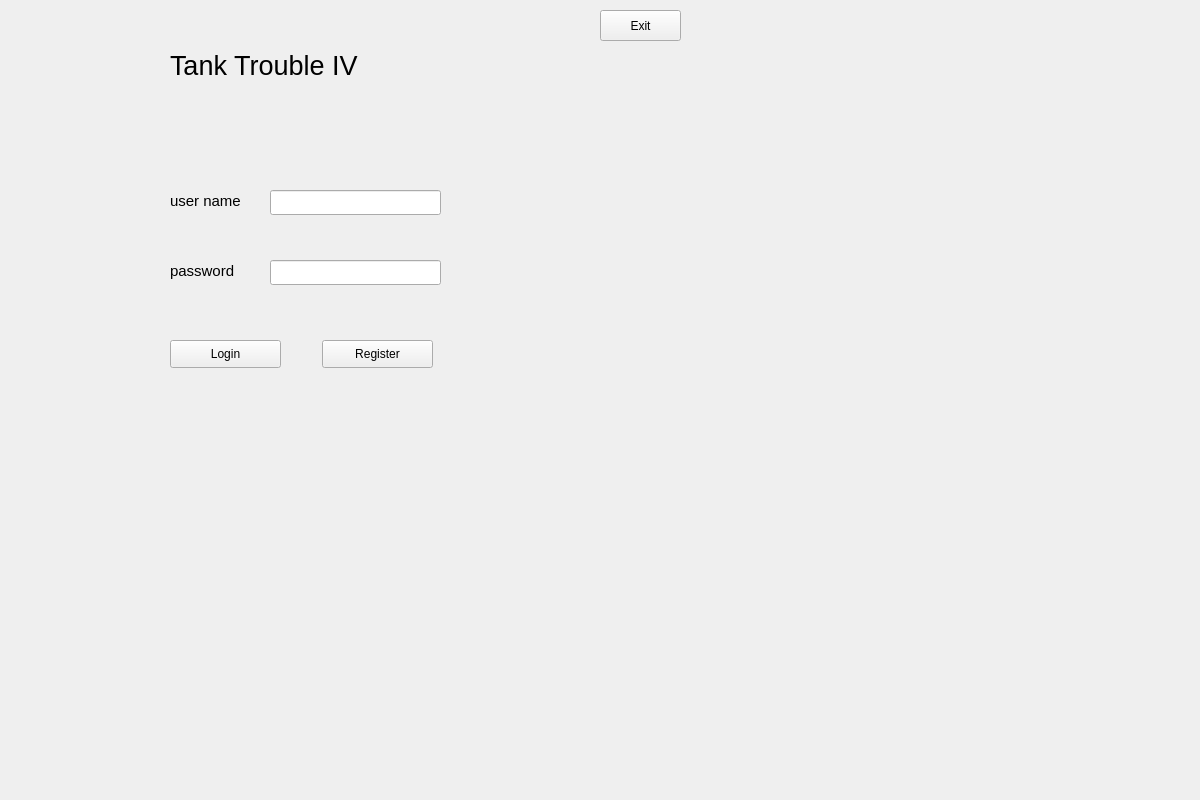
This is Tank_Trouble_IV/loginwidget.ui in raitocc/run as Qt 5 draws it before an edit. The edited form follows.
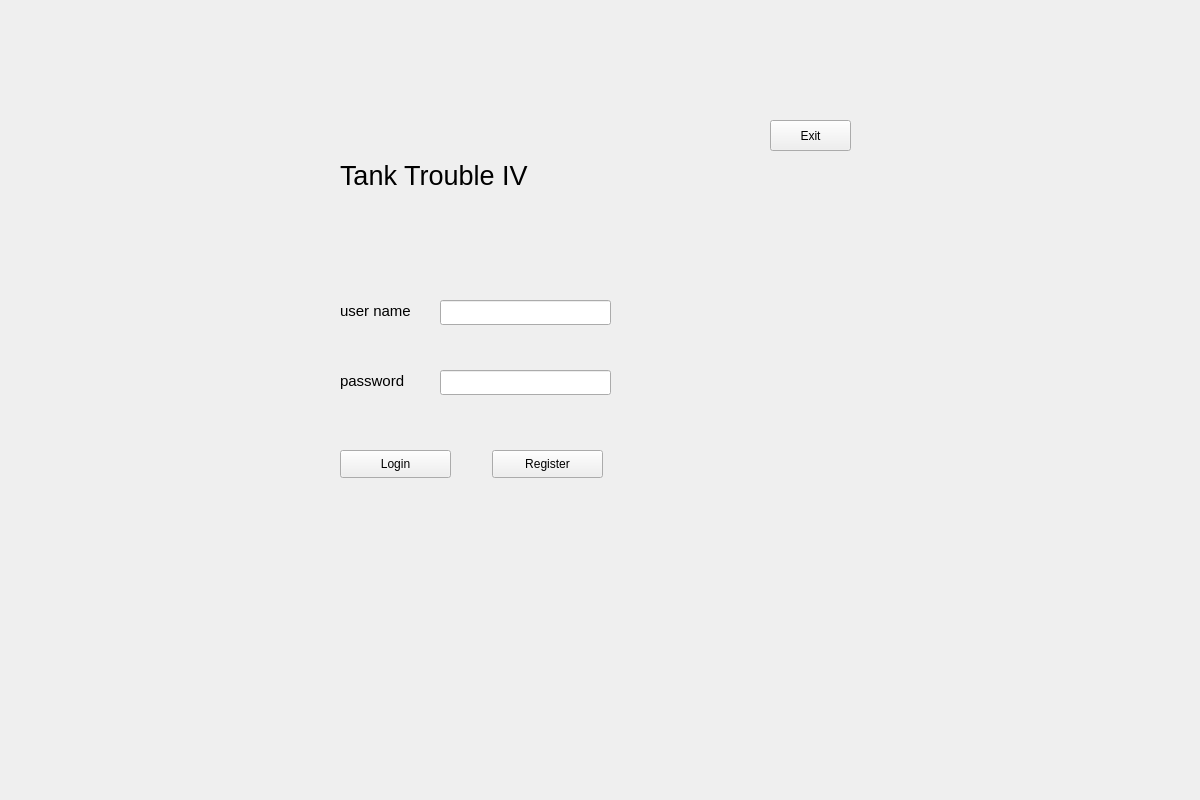
This is the edited form.

What changed in the file:
```diff
--- a/Tank_Trouble_IV/loginwidget.ui
+++ b/Tank_Trouble_IV/loginwidget.ui
@@ -16,8 +16,8 @@
   <widget class="QLineEdit" name="usernameLineEdit">
    <property name="geometry">
     <rect>
-     <x>270</x>
-     <y>190</y>
+     <x>440</x>
+     <y>300</y>
      <width>171</width>
      <height>25</height>
     </rect>
@@ -26,8 +26,8 @@
   <widget class="QLineEdit" name="passwordLineEdit">
    <property name="geometry">
     <rect>
-     <x>270</x>
-     <y>260</y>
+     <x>440</x>
+     <y>370</y>
      <width>171</width>
      <height>25</height>
     </rect>
@@ -39,8 +39,8 @@
   <widget class="QLabel" name="label">
    <property name="geometry">
     <rect>
-     <x>170</x>
-     <y>30</y>
+     <x>340</x>
+     <y>140</y>
      <width>251</width>
      <height>71</height>
     </rect>
@@ -57,8 +57,8 @@
   <widget class="QLabel" name="label_2">
    <property name="geometry">
     <rect>
-     <x>170</x>
-     <y>190</y>
+     <x>340</x>
+     <y>300</y>
      <width>101</width>
      <height>21</height>
     </rect>
@@ -75,8 +75,8 @@
   <widget class="QLabel" name="label_3">
    <property name="geometry">
     <rect>
-     <x>170</x>
-     <y>260</y>
+     <x>340</x>
+     <y>370</y>
      <width>101</width>
      <height>21</height>
     </rect>
@@ -93,8 +93,8 @@
   <widget class="QPushButton" name="pushButton">
    <property name="geometry">
     <rect>
-     <x>170</x>
-     <y>340</y>
+     <x>340</x>
+     <y>450</y>
      <width>111</width>
      <height>28</height>
     </rect>
@@ -106,8 +106,8 @@
   <widget class="QPushButton" name="btnRegister">
    <property name="geometry">
     <rect>
-     <x>322</x>
-     <y>340</y>
+     <x>492</x>
+     <y>450</y>
      <width>111</width>
      <height>28</height>
     </rect>
@@ -119,8 +119,8 @@
   <widget class="QPushButton" name="btnExit">
    <property name="geometry">
     <rect>
-     <x>600</x>
-     <y>10</y>
+     <x>770</x>
+     <y>120</y>
      <width>81</width>
      <height>31</height>
     </rect>
```
